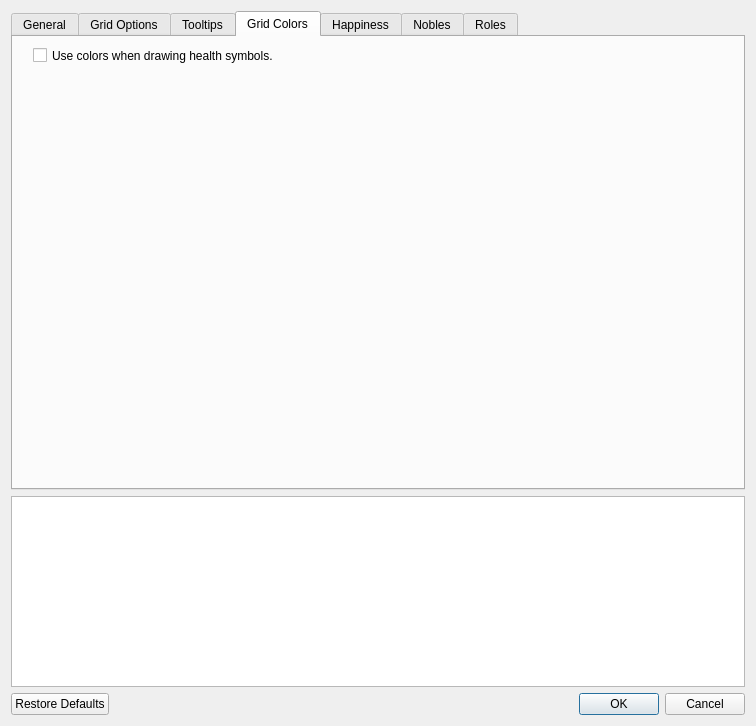
First picture: the form in src/optionsmenu.ui, repository Dwarf-Therapist/Dwarf-Therapist, before the edit.
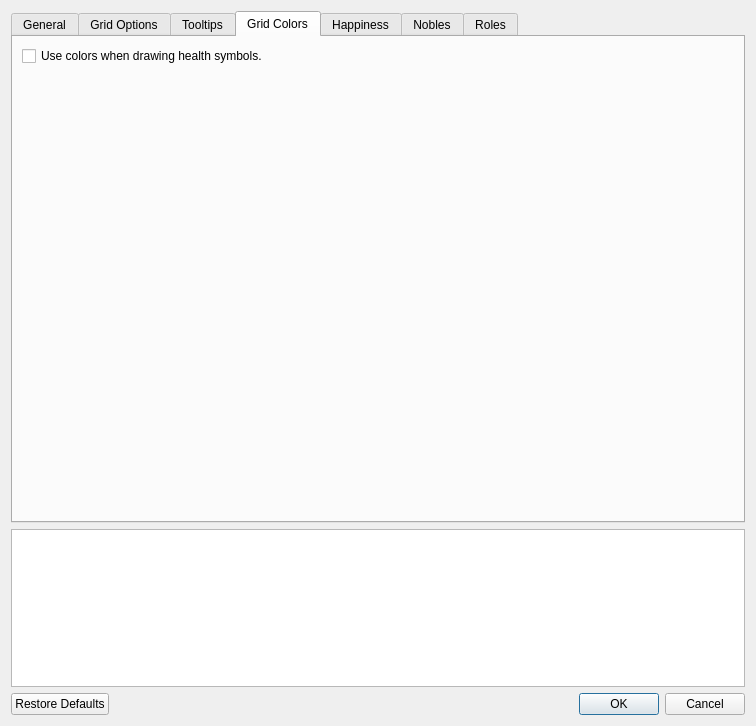
Second picture: the form after the edit. The open tabs and pages were chosen to show the change. Icons and pictures are not drawn.

The edit to the form file:
```diff
--- a/src/optionsmenu.ui
+++ b/src/optionsmenu.ui
@@ -2091,15 +2091,9 @@
       <attribute name="title">
        <string>Grid Colors</string>
       </attribute>
+      <layout class="QVBoxLayout" name="verticalLayout_9">
+       <item>
       <widget class="QCheckBox" name="cb_grid_health_colors">
-       <property name="geometry">
-        <rect>
-         <x>20</x>
-         <y>10</y>
-         <width>321</width>
-         <height>17</height>
-        </rect>
-       </property>
        <property name="toolTip">
         <string>When checked, health columns will draw their symbols in color.</string>
        </property>
@@ -2113,6 +2107,24 @@
         <string>Use colors when drawing health symbols.</string>
        </property>
       </widget>
+       </item>
+       <item>
+        <layout class="QFormLayout" name="grid_color_layout"/>
+       </item>
+       <item>
+        <spacer name="verticalSpacer_6">
+         <property name="orientation">
+          <enum>Qt::Vertical</enum>
+         </property>
+         <property name="sizeHint" stdset="0">
+          <size>
+           <width>20</width>
+           <height>478</height>
+          </size>
+         </property>
+        </spacer>
+       </item>
+      </layout>
      </widget>
      <widget class="QWidget" name="tab_happiness_colors">
       <attribute name="icon">
```
Left out of the diff: 56 changed lines with no effect on the pictures. Lines whose indentation alone changed are shown as unchanged.
